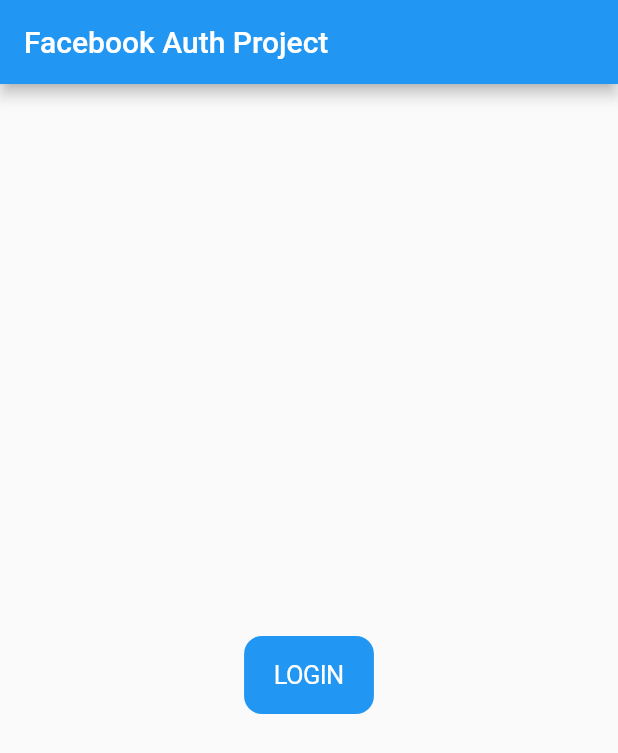
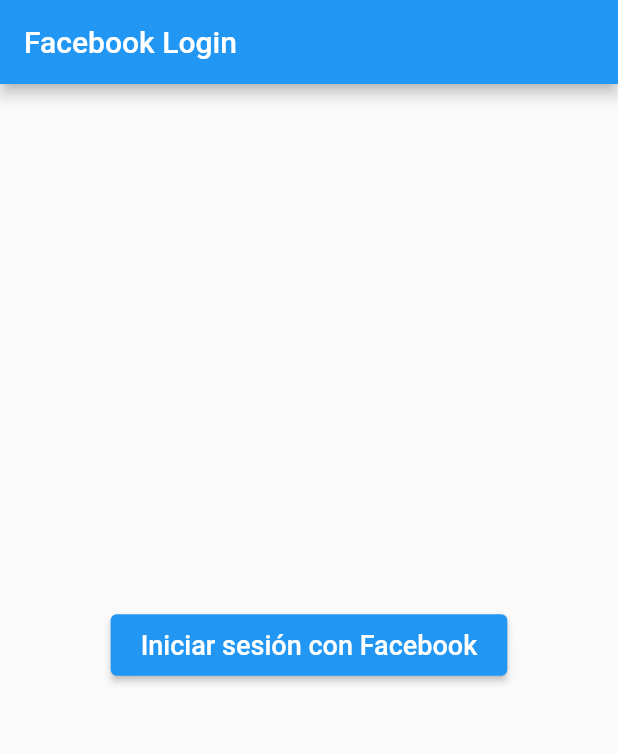
Before and after one commit to inge-fabiansuarez/flutter-auth-facebool-firebase-app, a Flutter app: the screen it shows after launch, on a phone screen of 412 x 824 dp. Shown: the top 753 px of the screen. Run offline on Flutter 3.47's test engine with Material 2 defaults, Android fonts, the phone set to English and light mode, and no system bars; our stand-ins replace firebase_auth, firebase_core; missing offline and left inert: flutter_facebook_auth; accounts and stored records are empty.

Commit message:
conexion Facebook

```diff
--- a/lib/main.dart
+++ b/lib/main.dart
@@ -1,110 +1,130 @@
-import 'package:flutter/cupertino.dart';
 import 'package:flutter/material.dart';
+import 'package:firebase_core/firebase_core.dart';
+import 'package:firebase_auth/firebase_auth.dart';
 import 'package:flutter_facebook_auth/flutter_facebook_auth.dart';
+import 'firebase_options.dart';
 
-void main() {
-  runApp(const MyApp());
+void main() async {
+  WidgetsFlutterBinding.ensureInitialized();
+  try {
+    await Firebase.initializeApp(
+      options: DefaultFirebaseOptions.currentPlatform,
+    );
+    runApp(MyApp());
+  } catch (e) {
+    print('Error al inicializar Firebase: $e');
+  }
 }
 
-class MyApp extends StatefulWidget {
-  const MyApp({super.key});
-
+class MyApp extends StatelessWidget {
   @override
-  State<MyApp> createState() => _MyHomePageState();
+  Widget build(BuildContext context) {
+    return MaterialApp(
+      theme: ThemeData(
+        primarySwatch: Colors.blue,
+      ),
+      home: FacebookLoginScreen(),
+    );
+  }
 }
 
-class _MyHomePageState extends State<MyApp> {
-  Map<String, dynamic>? _userData;
-  bool _checking = true;
-  AccessToken? _accessToken;
+class FacebookLoginScreen extends StatefulWidget {
+  @override
+  _FacebookLoginScreenState createState() => _FacebookLoginScreenState();
+}
 
-  @override
-  void initState() {
-    super.initState();
-    _checkIfisLoggedIn();
-  }
-
-  _checkIfisLoggedIn() async {
-    final accessToken = await FacebookAuth.instance.accessToken;
-    print(accessToken);
-    setState(() {
-      _checking = false;
-    });
-
-    if (accessToken != null) {
-      print(accessToken.toJson());
-      final userData = await FacebookAuth.instance.getUserData();
-      _accessToken = accessToken;
-      setState(() {
-        _userData = userData;
-      });
-    } else {
-      _login();
-    }
-  }
-
-  _login() async {
-    final LoginResult result = await FacebookAuth.instance.login();
-    if (result.status == LoginStatus.success) {
-      _accessToken = result.accessToken;
-
-      final userData = await FacebookAuth.instance.getUserData();
-      _userData = userData;
-    } else {
-      print(result.status);
-      print("fabian${result.message}");
-    }
-
-    setState(() {
-      _checking = false;
-    });
-  }
-
-  _logout() async {
-    await FacebookAuth.instance.logOut();
-    _accessToken = null;
-    _userData = null;
-    setState(() {});
-  }
+class _FacebookLoginScreenState extends State<FacebookLoginScreen> {
+  User? _user;
 
   @override
   Widget build(BuildContext context) {
-    return MaterialApp(
-      home: Scaffold(
-        appBar: AppBar(title: Text('Facebook Auth Project')),
-        body: _checking
-            ? Center(
-                child: CircularProgressIndicator(),
-              )
-            : Center(
-                child: Column(
-                mainAxisAlignment: MainAxisAlignment.center,
-                crossAxisAlignment: CrossAxisAlignment.center,
+    return Scaffold(
+      appBar: AppBar(
+        title: Text('Facebook Login'),
+      ),
+      body: Center(
+        child: Column(
+          mainAxisAlignment: MainAxisAlignment.center,
+          children: [
+            ElevatedButton(
+              onPressed: () async {
+                LoginResult result = await FacebookAuth.instance.login();
+                AccessToken? accessToken = result.accessToken;
+
+                final AuthCredential credential =
+                    FacebookAuthProvider.credential(
+                  accessToken!.token,
+                );
+
+                try {
+                  final UserCredential userCredential =
+                      await FirebaseAuth.instance.signInWithCredential(
+                    credential,
+                  );
+                  final User? user = userCredential.user;
+
+                  setState(() {
+                    _user = user;
+                  });
+
+                  ScaffoldMessenger.of(context).showSnackBar(
+                    SnackBar(
+                      content: Text(
+                        'Inicio de sesión exitoso como ${_user?.displayName}',
+                      ),
+                    ),
+                  );
+                } catch (e) {
+                  print('Error al iniciar sesión con Facebook: $e');
+                  ScaffoldMessenger.of(context).showSnackBar(
+                    SnackBar(
+                      content: Text('Error al iniciar sesión'),
+                      backgroundColor: Colors.red,
+                    ),
+                  );
+                }
+              },
+              style: ElevatedButton.styleFrom(
+                primary: Colors.blue,
+                padding: EdgeInsets.symmetric(horizontal: 20, vertical: 10),
+              ),
+              child: Text(
+                'Iniciar sesión con Facebook',
+                style: TextStyle(fontSize: 18),
+              ),
+            ),
+            SizedBox(height: 20),
+            if (_user != null)
+              Column(
                 children: [
-                  _userData != null
-                      ? Text('name: ${_userData!['name']}')
-                      : Container(),
-                  _userData != null
-                      ? Text('email: ${_userData!['email']}')
-                      : Container(),
-                  _userData != null
-                      ? Container(
-                          child: Image.network(
-                              _userData!['picture']['data']['url']),
-                        )
-                      : Container(),
-                  SizedBox(
-                    height: 20,
+                  Text(
+                    'Información del usuario:',
+                    style: TextStyle(fontSize: 20, fontWeight: FontWeight.bold),
                   ),
-                  CupertinoButton(
-                      color: Colors.blue,
-                      child: Text(
-                        _userData != null ? 'LOGOUT' : 'LOGIN',
-                        style: TextStyle(color: Colors.white),
-                      ),
-                      onPressed: _userData != null ? _logout : _login)
+                  SizedBox(height: 10),
+                  CircleAvatar(
+                    radius: 50,
+                    backgroundImage: NetworkImage(
+                      _user?.photoURL ?? '',
+                    ),
+                  ),
+                  SizedBox(height: 10),
+                  Text(
+                    'Nombre: ${_user?.displayName}',
+                    style: TextStyle(fontSize: 16),
+                  ),
+                  Text(
+                    'Correo electrónico: ${_user?.email}',
+                    style: TextStyle(fontSize: 16),
+                  ),
+                  Text(
+                    'UID: ${_user?.uid}',
+                    style: TextStyle(fontSize: 16),
+                  ),
                 ],
-              )),
+              ),
+          ],
+        ),
       ),
     );
   }
--- a/pubspec.yaml
+++ b/pubspec.yaml
@@ -36,6 +36,9 @@
   # Use with the CupertinoIcons class for iOS style icons.
   cupertino_icons: ^1.0.2
   flutter_facebook_auth: ^6.0.3
+  firebase_core: ^2.23.0
+  firebase_auth: ^4.14.1
+
 
 dev_dependencies:
   flutter_test:
```
Also changed, not shown: lib/firebase_options.dart (added), pubspec.lock, 8 other files.
